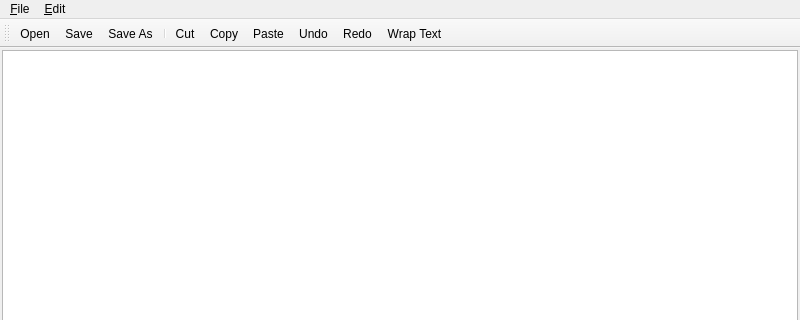
This is ui/main.ui in akshatgui/Sequence_Editor as Qt 5 draws it before an edit; both pictures show x 0 to 800 and y 0 to 320 of the 800 by 600 pixel window. The edited form follows.
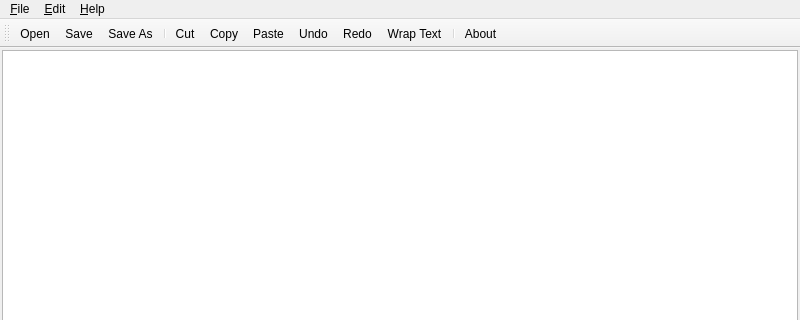
This is the edited form. Icons and pictures are not drawn.

The edit to the form file:
```diff
--- a/ui/main.ui
+++ b/ui/main.ui
@@ -67,8 +67,15 @@
     <addaction name="separator"/>
     <addaction name="action_Wrap_Text"/>
    </widget>
+   <widget class="QMenu" name="menu_Help">
+    <property name="title">
+     <string>&amp;Help</string>
+    </property>
+    <addaction name="action_About"/>
+   </widget>
    <addaction name="menu_File"/>
    <addaction name="menuEdit"/>
+   <addaction name="menu_Help"/>
   </widget>
   <widget class="QStatusBar" name="statusbar"/>
   <widget class="QToolBar" name="toolBar">
@@ -91,6 +98,8 @@
    <addaction name="action_Undo"/>
    <addaction name="action_Redo"/>
    <addaction name="action_Wrap_Text"/>
+   <addaction name="separator"/>
+   <addaction name="action_About"/>
   </widget>
   <action name="action_Open">
    <property name="icon">
@@ -215,6 +224,15 @@
     <string>Ctrl+V</string>
    </property>
   </action>
+  <action name="action_About">
+   <property name="icon">
+    <iconset>
+     <normaloff>resources/itaxo.png</normaloff>resources/itaxo.png</iconset>
+   </property>
+   <property name="text">
+    <string>&amp;About</string>
+   </property>
+  </action>
  </widget>
  <resources/>
  <connections/>
```
